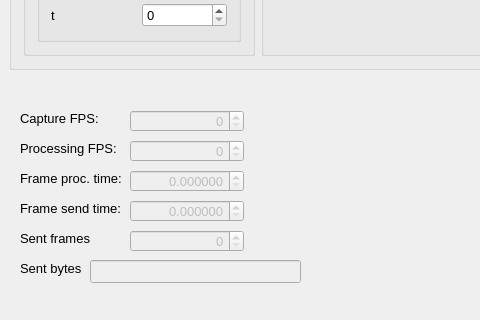
Old version of the form vidstream/src/qtgui/ui/mainwindow.ui in the repository snikulov/vidstream; both pictures show x 0 to 480 and y 280 to 600 of the 620 by 600 pixel window.
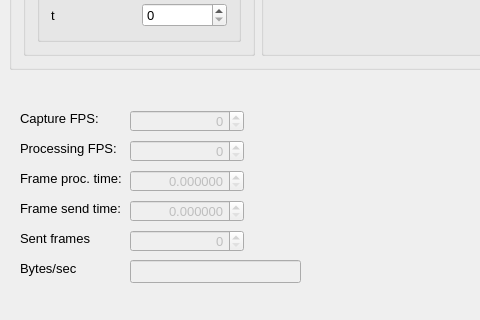
New version of the form.

```diff
--- a/vidstream/src/qtgui/ui/mainwindow.ui
+++ b/vidstream/src/qtgui/ui/mainwindow.ui
@@ -528,7 +528,7 @@
      </rect>
     </property>
     <property name="text">
-     <string>Sent bytes</string>
+     <string>Bytes/sec</string>
     </property>
    </widget>
    <widget class="QLineEdit" name="lineEdit_sent_bytes">
@@ -537,9 +537,9 @@
     </property>
     <property name="geometry">
      <rect>
-      <x>90</x>
+      <x>130</x>
       <y>540</y>
-      <width>211</width>
+      <width>171</width>
       <height>23</height>
      </rect>
     </property>
```
Left out of the diff: 15 changed lines with no effect on the pictures.
